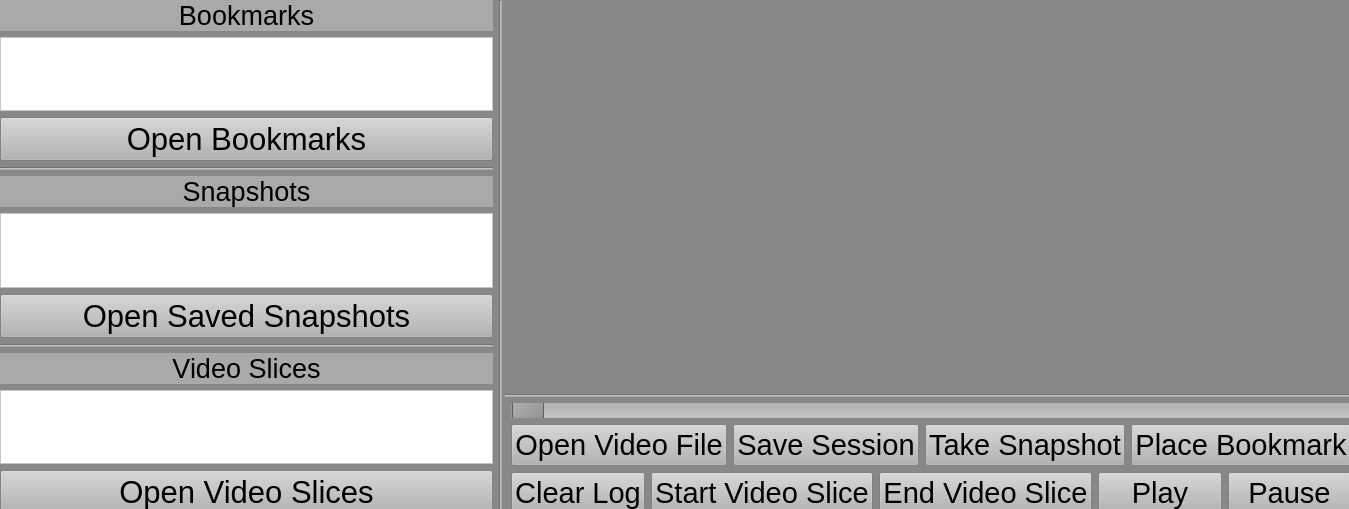
The window that BUS_PIS/player.ui (gurpartap007/apaul) describes before a commit, drawn with Qt 5.
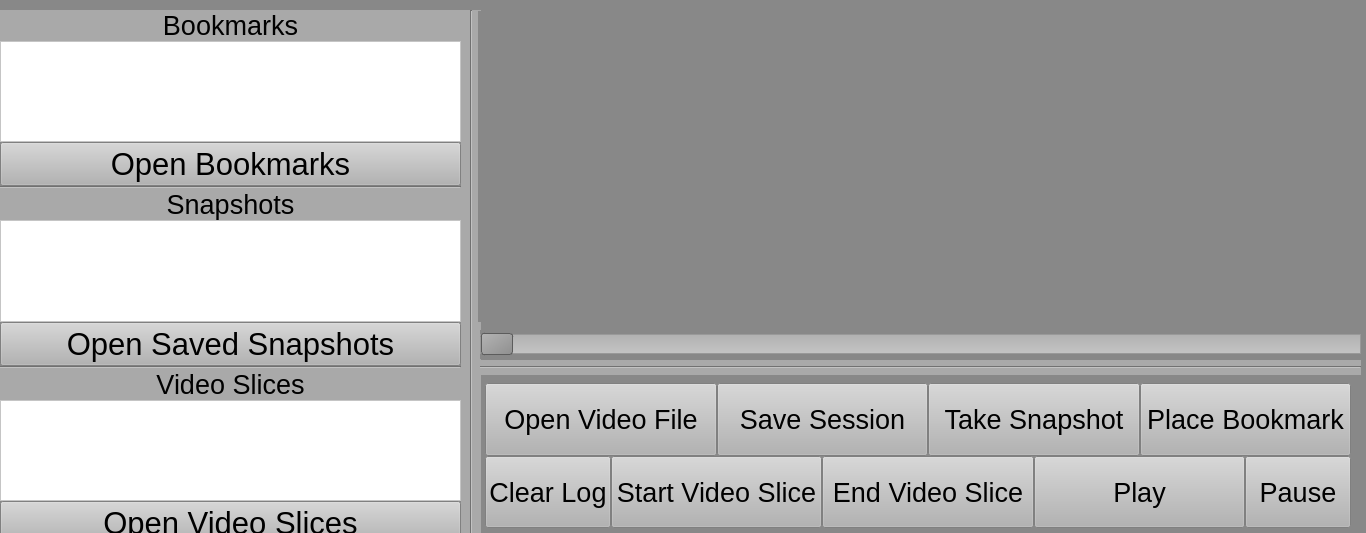
The same window after the commit.

Commit message: added webcam video input and modified ffmpegtak.cpp to save video from webcam

Patch:
```diff
--- a/BUS_PIS/player.ui
+++ b/BUS_PIS/player.ui
@@ -6,48 +6,73 @@
    <rect>
     <x>0</x>
     <y>0</y>
-    <width>1349</width>
-    <height>509</height>
+    <width>1366</width>
+    <height>533</height>
    </rect>
   </property>
+  <property name="sizePolicy">
+   <sizepolicy hsizetype="MinimumExpanding" vsizetype="MinimumExpanding">
+    <horstretch>0</horstretch>
+    <verstretch>0</verstretch>
+   </sizepolicy>
+  </property>
   <property name="windowTitle">
    <string>Form</string>
   </property>
   <property name="styleSheet">
    <string notr="true">background-color: rgb(136, 136, 136);</string>
   </property>
-  <widget class="QWidget" name="">
+  <widget class="Line" name="line_2">
    <property name="geometry">
     <rect>
-     <x>0</x>
-     <y>0</y>
-     <width>1351</width>
-     <height>514</height>
+     <x>480</x>
+     <y>360</y>
+     <width>881</width>
+     <height>15</height>
     </rect>
    </property>
-   <layout class="QGridLayout" name="gridLayout">
-    <item row="0" column="1" rowspan="4" colspan="2">
-     <widget class="Line" name="line_3">
-      <property name="styleSheet">
-       <string notr="true">background-color: rgb(169, 169, 169);</string>
-      </property>
-      <property name="orientation">
-       <enum>Qt::Vertical</enum>
-      </property>
-     </widget>
-    </item>
-    <item row="0" column="3">
-     <layout class="QHBoxLayout" name="horizontalLayout"/>
-    </item>
-    <item row="2" column="3">
-     <widget class="QSlider" name="horizontalSlider">
-      <property name="font">
-       <font>
-        <pointsize>9</pointsize>
-       </font>
-      </property>
-      <property name="styleSheet">
-       <string notr="true">QSlider::groove:horizontal {
+   <property name="sizePolicy">
+    <sizepolicy hsizetype="MinimumExpanding" vsizetype="MinimumExpanding">
+     <horstretch>0</horstretch>
+     <verstretch>0</verstretch>
+    </sizepolicy>
+   </property>
+   <property name="maximumSize">
+    <size>
+     <width>16777215</width>
+     <height>15</height>
+    </size>
+   </property>
+   <property name="styleSheet">
+    <string notr="true">background-color: rgb(169, 169, 169);</string>
+   </property>
+   <property name="orientation">
+    <enum>Qt::Horizontal</enum>
+   </property>
+  </widget>
+  <widget class="QSlider" name="horizontalSlider">
+   <property name="geometry">
+    <rect>
+     <x>480</x>
+     <y>330</y>
+     <width>881</width>
+     <height>29</height>
+    </rect>
+   </property>
+   <property name="sizePolicy">
+    <sizepolicy hsizetype="MinimumExpanding" vsizetype="Fixed">
+     <horstretch>0</horstretch>
+     <verstretch>0</verstretch>
+    </sizepolicy>
+   </property>
+   <property name="font">
+    <font>
+     <family>Ubuntu Mono</family>
+     <pointsize>9</pointsize>
+    </font>
+   </property>
+   <property name="styleSheet">
+    <string notr="true">QSlider::groove:horizontal {
     border: 1px solid #999999;
     height: 18px; /* the groove expands to the size of the slider by default. by giving it a height, it has a fixed size */
     background: qlineargradient(x1:0, y1:0, x2:0, y2:1, stop:0 #B1B1B1, stop:1 #c4c4c4);
@@ -61,13 +86,285 @@
     margin: -2px 0; /* handle is placed by default on the contents rect of the groove. Expand outside the groove */
     border-radius: 3px;
 }</string>
+   </property>
+   <property name="orientation">
+    <enum>Qt::Horizontal</enum>
+   </property>
+  </widget>
+  <widget class="QWidget" name="layoutWidget">
+   <property name="geometry">
+    <rect>
+     <x>478</x>
+     <y>11</y>
+     <width>881</width>
+     <height>311</height>
+    </rect>
+   </property>
+   <layout class="QHBoxLayout" name="horizontalLayout"/>
+  </widget>
+  <widget class="QWidget" name="layoutWidget">
+   <property name="geometry">
+    <rect>
+     <x>480</x>
+     <y>380</y>
+     <width>881</width>
+     <height>151</height>
+    </rect>
+   </property>
+   <layout class="QGridLayout" name="gridLayout">
+    <property name="leftMargin">
+     <number>5</number>
+    </property>
+    <property name="topMargin">
+     <number>3</number>
+    </property>
+    <property name="rightMargin">
+     <number>5</number>
+    </property>
+    <property name="bottomMargin">
+     <number>3</number>
+    </property>
+    <property name="spacing">
+     <number>0</number>
+    </property>
+    <item row="1" column="5" colspan="2">
+     <widget class="QPushButton" name="play">
+      <property name="sizePolicy">
+       <sizepolicy hsizetype="Minimum" vsizetype="MinimumExpanding">
+        <horstretch>0</horstretch>
+        <verstretch>0</verstretch>
+       </sizepolicy>
       </property>
+      <property name="font">
+       <font>
+        <pointsize>20</pointsize>
+        <weight>50</weight>
+        <bold>false</bold>
+       </font>
+      </property>
+      <property name="styleSheet">
+       <string notr="true">QPushButton{ background-color: rgb(179, 179, 179); }QPushButton:pressed{background-color: rgb(100, 100, 100); }
+</string>
+      </property>
+      <property name="text">
+       <string>Play</string>
+      </property>
+     </widget>
+    </item>
+    <item row="0" column="0" colspan="2">
+     <widget class="QPushButton" name="ovf">
+      <property name="sizePolicy">
+       <sizepolicy hsizetype="Minimum" vsizetype="MinimumExpanding">
+        <horstretch>0</horstretch>
+        <verstretch>0</verstretch>
+       </sizepolicy>
+      </property>
+      <property name="font">
+       <font>
+        <pointsize>20</pointsize>
+       </font>
+      </property>
+      <property name="styleSheet">
+       <string notr="true">QPushButton{ background-color: rgb(179, 179, 179); }QPushButton:pressed{background-color: rgb(100, 100, 100); }
+</string>
+      </property>
+      <property name="text">
+       <string>Open Video File</string>
+      </property>
+     </widget>
+    </item>
+    <item row="0" column="2" colspan="2">
+     <widget class="QPushButton" name="sb">
+      <property name="sizePolicy">
+       <sizepolicy hsizetype="Minimum" vsizetype="MinimumExpanding">
+        <horstretch>0</horstretch>
+        <verstretch>0</verstretch>
+       </sizepolicy>
+      </property>
+      <property name="font">
+       <font>
+        <pointsize>20</pointsize>
+       </font>
+      </property>
+      <property name="styleSheet">
+       <string notr="true">QPushButton{ background-color: rgb(179, 179, 179); }QPushButton:pressed{background-color: rgb(100, 100, 100); }
+</string>
+      </property>
+      <property name="text">
+       <string>Save Session</string>
+      </property>
+     </widget>
+    </item>
+    <item row="1" column="3" colspan="2">
+     <widget class="QPushButton" name="evs">
+      <property name="sizePolicy">
+       <sizepolicy hsizetype="Minimum" vsizetype="MinimumExpanding">
+        <horstretch>0</horstretch>
+        <verstretch>0</verstretch>
+       </sizepolicy>
+      </property>
+      <property name="font">
+       <font>
+        <pointsize>20</pointsize>
+       </font>
+      </property>
+      <property name="styleSheet">
+       <string notr="true">QPushButton{ background-color: rgb(179, 179, 179); }QPushButton:pressed{background-color: rgb(100, 100, 100); }
+</string>
+      </property>
+      <property name="text">
+       <string>End Video Slice</string>
+      </property>
+     </widget>
+    </item>
+    <item row="0" column="6" colspan="2">
+     <widget class="QPushButton" name="pb">
+      <property name="sizePolicy">
+       <sizepolicy hsizetype="Minimum" vsizetype="MinimumExpanding">
+        <horstretch>0</horstretch>
+        <verstretch>0</verstretch>
+       </sizepolicy>
+      </property>
+      <property name="font">
+       <font>
+        <pointsize>20</pointsize>
+       </font>
+      </property>
+      <property name="styleSheet">
+       <string notr="true">QPushButton{ background-color: rgb(179, 179, 179); }QPushButton:pressed{background-color: rgb(100, 100, 100); }
+</string>
+      </property>
+      <property name="text">
+       <string>Place Bookmark</string>
+      </property>
+     </widget>
+    </item>
+    <item row="0" column="4" colspan="2">
+     <widget class="QPushButton" name="ts">
+      <property name="sizePolicy">
+       <sizepolicy hsizetype="Minimum" vsizetype="MinimumExpanding">
+        <horstretch>0</horstretch>
+        <verstretch>0</verstretch>
+       </sizepolicy>
+      </property>
+      <property name="font">
+       <font>
+        <pointsize>20</pointsize>
+       </font>
+      </property>
+      <property name="styleSheet">
+       <string notr="true">QPushButton{ background-color: rgb(179, 179, 179); }QPushButton:pressed{background-color: rgb(100, 100, 100); }
+</string>
+      </property>
+      <property name="text">
+       <string>Take Snapshot</string>
+      </property>
+     </widget>
+    </item>
+    <item row="1" column="7">
+     <widget class="QPushButton" name="pause">
+      <property name="sizePolicy">
+       <sizepolicy hsizetype="Minimum" vsizetype="MinimumExpanding">
+        <horstretch>0</horstretch>
+        <verstretch>0</verstretch>
+       </sizepolicy>
+      </property>
+      <property name="font">
+       <font>
+        <pointsize>20</pointsize>
+       </font>
+      </property>
+      <property name="styleSheet">
+       <string notr="true">QPushButton{ background-color: rgb(179, 179, 179); }QPushButton:pressed{background-color: rgb(100, 100, 100); }
+</string>
+      </property>
+      <property name="text">
+       <string>Pause</string>
+      </property>
+     </widget>
+    </item>
+    <item row="1" column="0">
+     <widget class="QPushButton" name="cl">
+      <property name="sizePolicy">
+       <sizepolicy hsizetype="Minimum" vsizetype="MinimumExpanding">
+        <horstretch>0</horstretch>
+        <verstretch>0</verstretch>
+       </sizepolicy>
+      </property>
+      <property name="minimumSize">
+       <size>
+        <width>60</width>
+        <height>0</height>
+       </size>
+      </property>
+      <property name="font">
+       <font>
+        <pointsize>20</pointsize>
+       </font>
+      </property>
+      <property name="styleSheet">
+       <string notr="true">QPushButton{ background-color: rgb(179, 179, 179); }QPushButton:pressed{background-color: rgb(100, 100, 100); }
+</string>
+      </property>
+      <property name="text">
+       <string>Clear Log</string>
+      </property>
+     </widget>
+    </item>
+    <item row="1" column="1" colspan="2">
+     <widget class="QPushButton" name="svs">
+      <property name="sizePolicy">
+       <sizepolicy hsizetype="Minimum" vsizetype="MinimumExpanding">
+        <horstretch>0</horstretch>
+        <verstretch>0</verstretch>
+       </sizepolicy>
+      </property>
+      <property name="font">
+       <font>
+        <pointsize>20</pointsize>
+       </font>
+      </property>
+      <property name="styleSheet">
+       <string notr="true">QPushButton{ background-color: rgb(179, 179, 179); }QPushButton:pressed{background-color: rgb(100, 100, 100); }
+</string>
+      </property>
+      <property name="text">
+       <string>Start Video Slice</string>
+      </property>
+     </widget>
+    </item>
+    <item row="0" column="8">
+     <spacer name="horizontalSpacer">
       <property name="orientation">
        <enum>Qt::Horizontal</enum>
       </property>
-     </widget>
+      <property name="sizeType">
+       <enum>QSizePolicy::Fixed</enum>
+      </property>
+      <property name="sizeHint" stdset="0">
+       <size>
+        <width>5</width>
+        <height>20</height>
+       </size>
+      </property>
+     </spacer>
     </item>
-    <item row="0" column="0" rowspan="4">
+   </layout>
+  </widget>
+  <widget class="QWidget" name="layoutWidget">
+   <property name="geometry">
+    <rect>
+     <x>0</x>
+     <y>10</y>
+     <width>481</width>
+     <height>535</height>
+    </rect>
+   </property>
+   <layout class="QHBoxLayout" name="horizontalLayout_2">
+    <property name="spacing">
+     <number>0</number>
+    </property>
+    <item>
      <layout class="QVBoxLayout" name="verticalLayout">
       <item>
        <widget class="QLabel" name="label_2">
@@ -229,176 +526,41 @@
       </item>
      </layout>
     </item>
-    <item row="1" column="2" colspan="2">
-     <widget class="Line" name="line_2">
+    <item>
+     <widget class="Line" name="line_3">
+      <property name="sizePolicy">
+       <sizepolicy hsizetype="MinimumExpanding" vsizetype="Minimum">
+        <horstretch>0</horstretch>
+        <verstretch>0</verstretch>
+       </sizepolicy>
+      </property>
+      <property name="minimumSize">
+       <size>
+        <width>15</width>
+        <height>0</height>
+       </size>
+      </property>
+      <property name="maximumSize">
+       <size>
+        <width>20</width>
+        <height>16777215</height>
+       </size>
+      </property>
       <property name="styleSheet">
        <string notr="true">background-color: rgb(169, 169, 169);</string>
       </property>
       <property name="orientation">
-       <enum>Qt::Horizontal</enum>
+       <enum>Qt::Vertical</enum>
       </property>
      </widget>
     </item>
-    <item row="3" column="3">
-     <layout class="QVBoxLayout" name="verticalLayout_2">
-      <item>
-       <layout class="QHBoxLayout" name="horizontalLayout_2">
-        <item>
-         <widget class="QPushButton" name="ovf">
-          <property name="font">
-           <font>
-            <pointsize>22</pointsize>
-           </font>
-          </property>
-          <property name="styleSheet">
-           <string notr="true">QPushButton{ background-color: rgb(179, 179, 179); }QPushButton:pressed{background-color: rgb(100, 100, 100); }
-</string>
-          </property>
-          <property name="text">
-           <string>Open Video File</string>
-          </property>
-         </widget>
-        </item>
-        <item>
-         <widget class="QPushButton" name="sb">
-          <property name="font">
-           <font>
-            <pointsize>22</pointsize>
-           </font>
-          </property>
-          <property name="styleSheet">
-           <string notr="true">QPushButton{ background-color: rgb(179, 179, 179); }QPushButton:pressed{background-color: rgb(100, 100, 100); }
-</string>
-          </property>
-          <property name="text">
-           <string>Save Session</string>
-          </property>
-         </widget>
-        </item>
-        <item>
-         <widget class="QPushButton" name="ts">
-          <property name="font">
-           <font>
-            <pointsize>22</pointsize>
-           </font>
-          </property>
-          <property name="styleSheet">
-           <string notr="true">QPushButton{ background-color: rgb(179, 179, 179); }QPushButton:pressed{background-color: rgb(100, 100, 100); }
-</string>
-          </property>
-          <property name="text">
-           <string>Take Snapshot</string>
-          </property>
-         </widget>
-        </item>
-        <item>
-         <widget class="QPushButton" name="pb">
-          <property name="font">
-           <font>
-            <pointsize>22</pointsize>
-           </font>
-          </property>
-          <property name="styleSheet">
-           <string notr="true">QPushButton{ background-color: rgb(179, 179, 179); }QPushButton:pressed{background-color: rgb(100, 100, 100); }
-</string>
-          </property>
-          <property name="text">
-           <string>Place Bookmark</string>
-          </property>
-         </widget>
-        </item>
-       </layout>
-      </item>
-      <item>
-       <layout class="QHBoxLayout" name="horizontalLayout_3">
-        <item>
-         <widget class="QPushButton" name="cl">
-          <property name="font">
-           <font>
-            <pointsize>22</pointsize>
-           </font>
-          </property>
-          <property name="styleSheet">
-           <string notr="true">QPushButton{ background-color: rgb(179, 179, 179); }QPushButton:pressed{background-color: rgb(100, 100, 100); }
-</string>
-          </property>
-          <property name="text">
-           <string>Clear Log</string>
-          </property>
-         </widget>
-        </item>
-        <item>
-         <widget class="QPushButton" name="svs">
-          <property name="font">
-           <font>
-            <pointsize>22</pointsize>
-           </font>
-          </property>
-          <property name="styleSheet">
-           <string notr="true">QPushButton{ background-color: rgb(179, 179, 179); }QPushButton:pressed{background-color: rgb(100, 100, 100); }
-</string>
-          </property>
-          <property name="text">
-           <string>Start Video Slice</string>
-          </property>
-         </widget>
-        </item>
-        <item>
-         <widget class="QPushButton" name="evs">
-          <property name="font">
-           <font>
-            <pointsize>22</pointsize>
-           </font>
-          </property>
-          <property name="styleSheet">
-           <string notr="true">QPushButton{ background-color: rgb(179, 179, 179); }QPushButton:pressed{background-color: rgb(100, 100, 100); }
-</string>
-          </property>
-          <property name="text">
-           <string>End Video Slice</string>
-          </property>
-         </widget>
-        </item>
-        <item>
-         <widget class="QPushButton" name="play">
-          <property name="font">
-           <font>
-            <pointsize>22</pointsize>
-            <weight>50</weight>
-            <bold>false</bold>
-           </font>
-          </property>
-          <property name="styleSheet">
-           <string notr="true">QPushButton{ background-color: rgb(179, 179, 179); }QPushButton:pressed{background-color: rgb(100, 100, 100); }
-</string>
-          </property>
-          <property name="text">
-           <string>Play</string>
-          </property>
-         </widget>
-        </item>
-        <item>
-         <widget class="QPushButton" name="pause">
-          <property name="font">
-           <font>
-            <pointsize>22</pointsize>
-           </font>
-          </property>
-          <property name="styleSheet">
-           <string notr="true">QPushButton{ background-color: rgb(179, 179, 179); }QPushButton:pressed{background-color: rgb(100, 100, 100); }
-</string>
-          </property>
-          <property name="text">
-           <string>Pause</string>
-          </property>
-         </widget>
-        </item>
-       </layout>
-      </item>
-     </layout>
-    </item>
    </layout>
   </widget>
+  <zorder>horizontalSlider</zorder>
+  <zorder>layoutWidget</zorder>
+  <zorder>layoutWidget</zorder>
+  <zorder>line_2</zorder>
+  <zorder>layoutWidget</zorder>
  </widget>
  <resources/>
  <connections/>
```
The commit also changes 14 other files.
